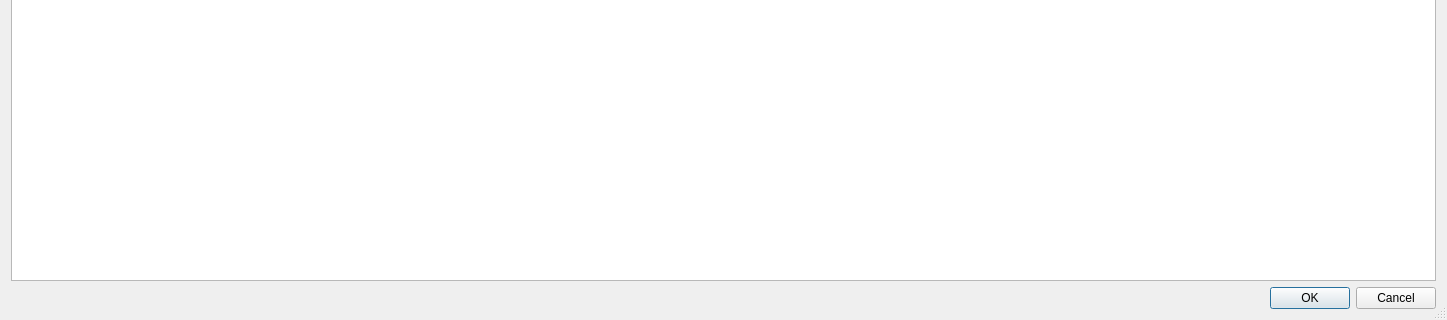
jensvogt/awsmock-qt-ui, file src/modules/docker/DockerStatsDialog.ui: the form before one commit; both pictures show x 0 to 1447 and y 472 to 792 of the 1447 by 792 pixel window.
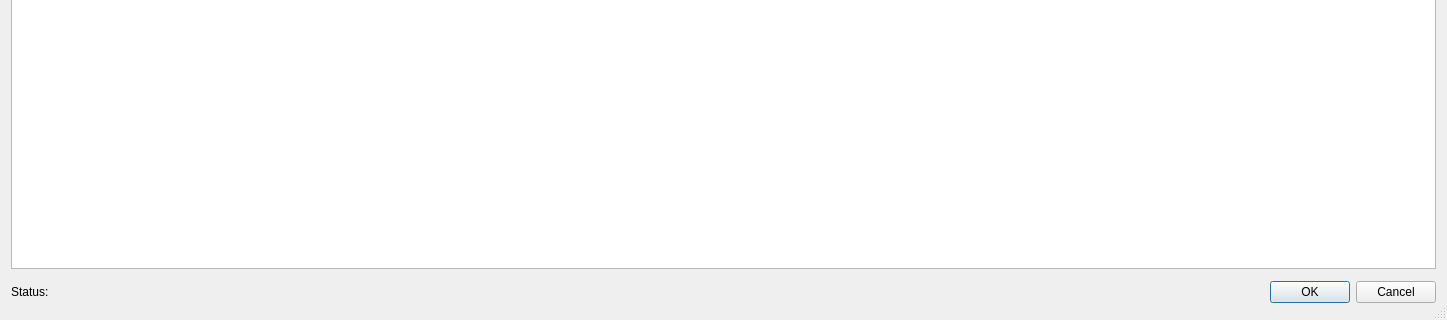
The form after the commit.

Commit message: fix: add docker statistics REST call timer to docker status service

What changed in the file:
```diff
--- a/src/modules/docker/DockerStatsDialog.ui
+++ b/src/modules/docker/DockerStatsDialog.ui
@@ -78,11 +78,40 @@
     </widget>
    </item>
    <item>
+    <layout class="QHBoxLayout" name="horizontalLayout_3">
+     <property name="topMargin">
+      <number>6</number>
+     </property>
+     <property name="bottomMargin">
+      <number>6</number>
+     </property>
+     <item>
+      <widget class="QLabel" name="statusLabel">
+       <property name="sizePolicy">
+        <sizepolicy hsizetype="Expanding" vsizetype="Preferred">
+         <horstretch>0</horstretch>
+         <verstretch>0</verstretch>
+        </sizepolicy>
+       </property>
+       <property name="text">
+        <string>Status:</string>
+       </property>
+      </widget>
+     </item>
+     <item>
     <widget class="QDialogButtonBox" name="buttonBox">
+       <property name="sizePolicy">
+        <sizepolicy hsizetype="MinimumExpanding" vsizetype="Fixed">
+         <horstretch>0</horstretch>
+         <verstretch>0</verstretch>
+        </sizepolicy>
+       </property>
      <property name="standardButtons">
       <set>QDialogButtonBox::StandardButton::Cancel|QDialogButtonBox::StandardButton::Ok</set>
      </property>
     </widget>
+     </item>
+    </layout>
    </item>
   </layout>
  </widget>
```
Lines whose indentation alone changed are shown as unchanged. The commit also changes 11 other files.
